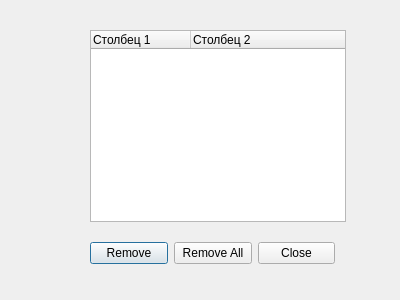
IDB-15-15/interface, file src/historydialog.ui: the form before one commit.
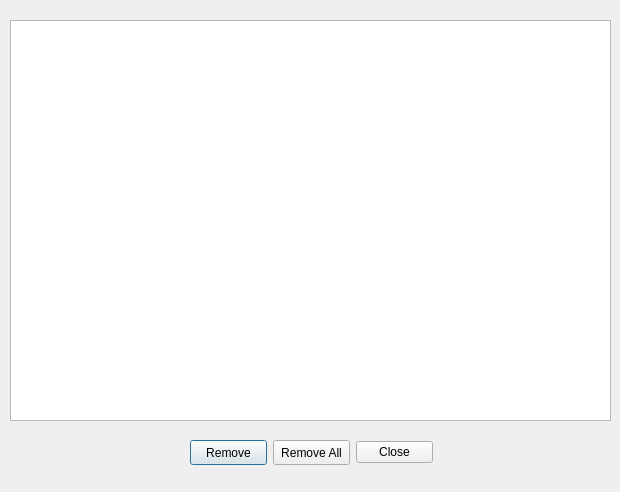
The form after the commit.

Diff of the .ui file:
```diff
--- a/src/historydialog.ui
+++ b/src/historydialog.ui
@@ -9,8 +9,8 @@
    <rect>
     <x>0</x>
     <y>0</y>
-    <width>400</width>
-    <height>300</height>
+    <width>620</width>
+    <height>492</height>
    </rect>
   </property>
   <property name="windowTitle">
@@ -22,17 +22,17 @@
   <widget class="QTreeWidget" name="tree">
    <property name="geometry">
     <rect>
-     <x>90</x>
-     <y>30</y>
-     <width>256</width>
-     <height>192</height>
+     <x>10</x>
+     <y>20</y>
+     <width>601</width>
+     <height>401</height>
     </rect>
    </property>
    <property name="columnCount">
-    <number>2</number>
+    <number>3</number>
    </property>
    <attribute name="headerVisible">
-    <bool>true</bool>
+    <bool>false</bool>
    </attribute>
    <attribute name="headerDefaultSectionSize">
     <number>100</number>
@@ -45,6 +45,11 @@
      <string>Столбец 1</string>
     </property>
    </column>
+   <column>
+    <property name="text">
+     <string>Дата</string>
+    </property>
+   </column>
    <column>
     <property name="text">
      <string>Столбец 2</string>
@@ -54,36 +59,53 @@
   <widget class="QWidget" name="layoutWidget">
    <property name="geometry">
     <rect>
-     <x>90</x>
-     <y>240</y>
+     <x>190</x>
+     <y>440</y>
      <width>245</width>
      <height>27</height>
     </rect>
    </property>
-   <layout class="QHBoxLayout" name="horizontalLayout">
-    <item>
+   <layout class="QHBoxLayout" name="horizontalLayout"/>
+  </widget>
      <widget class="QPushButton" name="btnRemove">
+   <property name="geometry">
+    <rect>
+     <x>190</x>
+     <y>440</y>
+     <width>77</width>
+     <height>25</height>
+    </rect>
+   </property>
       <property name="text">
        <string>Remove</string>
       </property>
      </widget>
-    </item>
-    <item>
      <widget class="QPushButton" name="btnRemoveAll">
+   <property name="geometry">
+    <rect>
+     <x>273</x>
+     <y>440</y>
+     <width>77</width>
+     <height>25</height>
+    </rect>
+   </property>
       <property name="text">
        <string>Remove All</string>
       </property>
      </widget>
-    </item>
-    <item>
      <widget class="QDialogButtonBox" name="buttonBox">
+   <property name="geometry">
+    <rect>
+     <x>356</x>
+     <y>440</y>
+     <width>77</width>
+     <height>25</height>
+    </rect>
+   </property>
       <property name="standardButtons">
        <set>QDialogButtonBox::Close</set>
       </property>
      </widget>
-    </item>
-   </layout>
-  </widget>
  </widget>
  <tabstops>
   <tabstop>tree</tabstop>
```
Left out of the diff: 4 changed lines with no effect on the pictures. Lines whose indentation alone changed are shown as unchanged.
